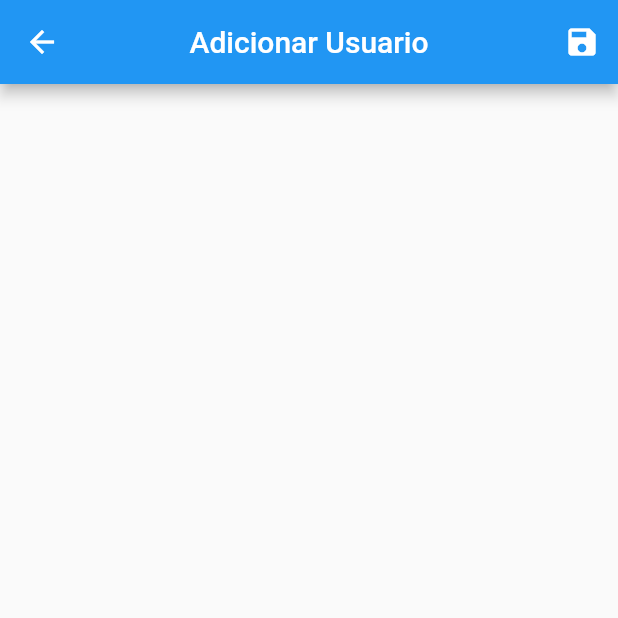
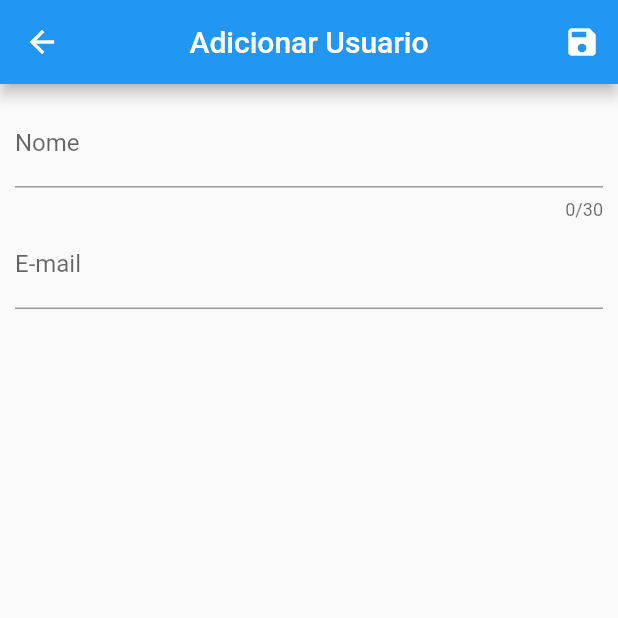
Before and after one commit to Willjp04/Tela-cadastro-Flutter, a Flutter app: the screen it shows after launch, on a phone screen of 412 x 824 dp, the top half of it. Run offline on Flutter 3.47's test engine with Material 2 defaults, Android fonts, the phone set to English and light mode, and no system bars.

Commit message:
Inserindo e validando campos no Form

```diff
--- a/tela_flutter/lib/views/user_form.dart
+++ b/tela_flutter/lib/views/user_form.dart
@@ -8,14 +8,40 @@ class UserForm extends StatelessWidget {
         centerTitle: true,
         leading: IconButton(
           icon: Icon(Icons.arrow_back),
-          onPressed: () {},
+          onPressed: () {
+            // Navigator.of(context).pop(); SALVAR E RETORNAR A TELA ANTERIOR.
+          },
         ),
         title: Text('Adicionar Usuario'),
         actions: <Widget>[
-          IconButton(icon: Icon(Icons.save), onPressed: () {}
-              //RETORNAR A TELA ANTERIOR
+          IconButton(
+              icon: Icon(Icons.save),
+              onPressed: () {
+                // Navigator.of(context).pop(); SALVAR E RETORNAR A TELA ANTERIOR.
+              })
+        ],
+      ),
+      body: Padding(
+        padding: EdgeInsets.all(10),
+        child: Form(
+          child: Column(
+            children: <Widget>[
+              TextFormField(
+                decoration: InputDecoration(labelText: "Nome"),
+                validator: (value) {
+                  if (value.isEmpty)
+                    return "O campo é obrigatório";
+                  else
+                    return null;
+                },
+                maxLength: 30,
+              ),
+              TextFormField(
+                decoration: InputDecoration(labelText: 'E-mail'),
               )
-        ],
+            ],
+          ),
+        ),
       ),
     );
   }
```
